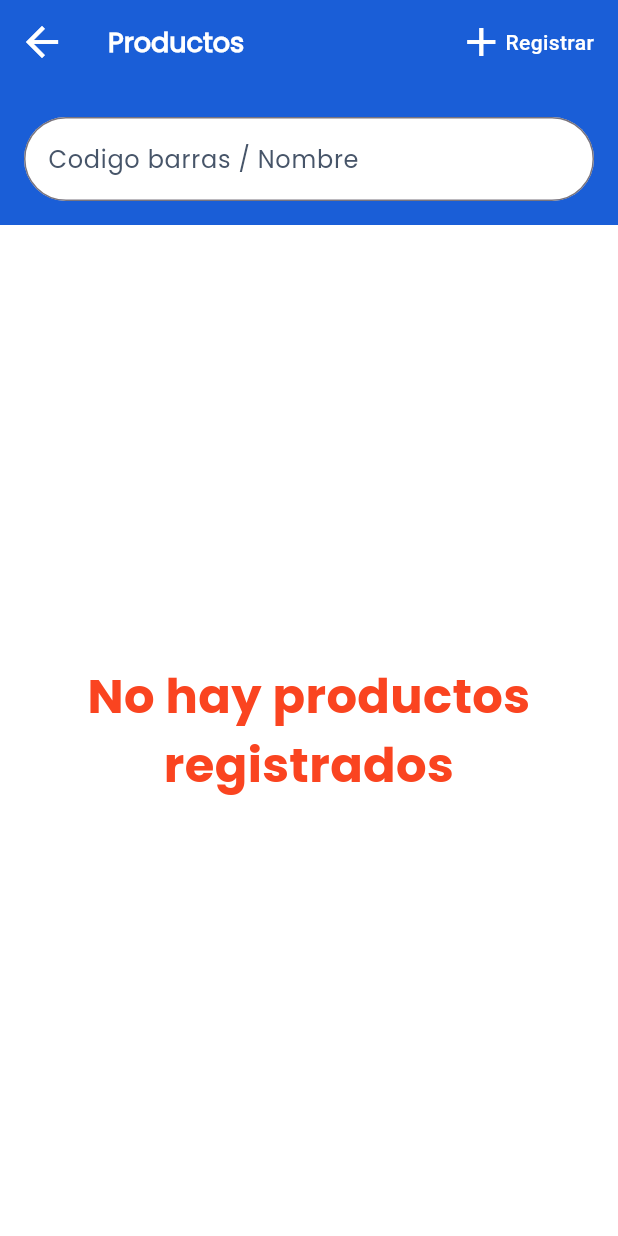
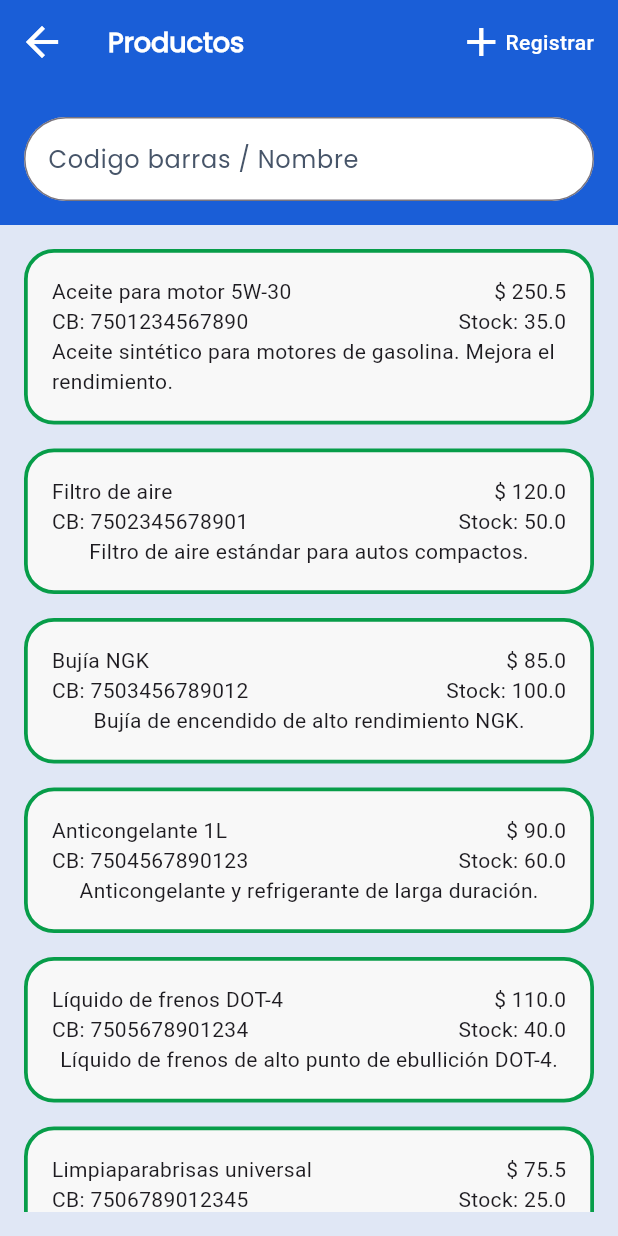
Before and after one commit to Sebastian-Q/frontend_sigaut, a Flutter app: the ProductsScreen screen opened by its route, on a phone screen of 412 x 824 dp. Run offline on Flutter 3.47's test engine with Material 3 defaults, Android fonts, the phone set to English and light mode, and no system bars; our stand-ins replace dotted_border, equatable, flutter_bloc, flutter_svg, shared_preferences; accounts and stored records are empty; network calls fail; Roboto replaces fonts that are missing (poppins_medium).

Commit message:
Modificaciones vista productos

```diff
--- a/lib/views/screen/products_screen.dart
+++ b/lib/views/screen/products_screen.dart
@@ -18,7 +18,81 @@ class ProductsScreen extends StatefulWidget {
 
 class _ProductsScreenState extends State<ProductsScreen> {
   ProductBloc productBloc = ProductBloc();
-  List<ProductModel> listProducts = [];
+  List<ProductModel> listProducts = [
+    ProductModel()
+      ..id = 1
+      ..name = "Aceite para motor 5W-30"
+      ..price = 250.50
+      ..barCode = "7501234567890"
+      ..description = "Aceite sintético para motores de gasolina. Mejora el rendimiento."
+      ..stock = 35
+      ..quantityMinima = 5
+      ..accountSale = 10,
+    ProductModel()
+      ..id = 2
+      ..name = "Filtro de aire"
+      ..price = 120.00
+      ..barCode = "7502345678901"
+      ..description = "Filtro de aire estándar para autos compactos."
+      ..stock = 50
+      ..quantityMinima = 8
+      ..accountSale = 15,
+    ProductModel()
+      ..id = 3
+      ..name = "Bujía NGK"
+      ..price = 85.00
+      ..barCode = "7503456789012"
+      ..description = "Bujía de encendido de alto rendimiento NGK."
+      ..stock = 100
+      ..quantityMinima = 10
+      ..accountSale = 25,
+    ProductModel()
+      ..id = 4
+      ..name = "Anticongelante 1L"
+      ..price = 90.00
+      ..barCode = "7504567890123"
+      ..description = "Anticongelante y refrigerante de larga duración."
+      ..stock = 60
+      ..quantityMinima = 5
+      ..accountSale = 18,
+    ProductModel()
+      ..id = 5
+      ..name = "Líquido de frenos DOT-4"
+      ..price = 110.00
+      ..barCode = "7505678901234"
+      ..description = "Líquido de frenos de alto punto de ebullición DOT-4."
+      ..stock = 40
+      ..quantityMinima = 6
+      ..accountSale = 12,
+    ProductModel()
+      ..id = 6
+      ..name = "Limpiaparabrisas universal"
+      ..price = 75.50
+      ..barCode = "7506789012345"
+      ..description = "Par de limpiaparabrisas de 21 pulgadas, modelo universal."
+      ..stock = 25
+      ..quantityMinima = 4
+      ..accountSale = 8,
+    ProductModel()
+      ..id = 7
+      ..name = "Batería 12V 600A"
+      ..price = 1450.00
+      ..barCode = "7507890123456"
+      ..description = "Batería automotriz de alto desempeño, libre de mantenimiento."
+      ..stock = 10
+      ..quantityMinima = 2
+      ..accountSale = 3,
+    ProductModel()
+      ..id = 8
+      ..name = "Juego de pastillas de freno"
+      ..price = 320.00
+      ..barCode = "7508901234567"
+      ..description = "Pastillas de freno cerámicas, compatibles con sedanes compactos."
+      ..stock = 20
+      ..quantityMinima = 5
+      ..accountSale = 7,
+  ];
+
 
   @override
   void initState() {
@@ -58,7 +132,7 @@ class _ProductsScreenState extends State<ProductsScreen> {
 
           if (state is AllProductsState) {
             setState(() {
-              listProducts = state.listProducts;
+              //listProducts = state.listProducts;
             });
           }
         },
@@ -81,17 +155,61 @@ class _ProductsScreenState extends State<ProductsScreen> {
   }
 
   Widget get body {
+    debugPrint("listProducts.isNotEmpty: ${listProducts.toList()}");
+    debugPrint("listProducts.isNotEmpty: ${listProducts.length}");
     debugPrint("listProducts.isNotEmpty: ${listProducts.isNotEmpty}");
 
     if (listProducts.isNotEmpty) {
-      return ListView.builder(
+      return Container(
+        padding: EdgeInsets.only(bottom: 16),
+        color: Theme.of(context).colorScheme.segundoBackground,
+        child: ListView.builder(
           itemCount: listProducts.length,
+          shrinkWrap: true,
+          physics: const NeverScrollableScrollPhysics(),
           itemBuilder: (context, item) {
+            ProductModel product = listProducts[item];
+
             return Padding(
               padding: const EdgeInsets.only(left: 16, top: 16, right: 16),
+              child: Container(
+                decoration: BoxDecoration(
+                  color: Theme.of(context).colorScheme.quinaryBackground,
+                  borderRadius: BorderRadius.circular(20),
+                  border: Border.all(
+                      color: Theme.of(context).colorScheme.primeroBorder,
+                      width: 2.5
+                  ),
+                ),
+                padding: EdgeInsets.all(16),
+                child: Column(
+                  mainAxisSize: MainAxisSize.min,
+                  children: [
+                    Row(
+                      mainAxisAlignment: MainAxisAlignment.spaceBetween,
+                      children: [
+                        Text(product.name),
 
+                        Text("\$ ${product.price}")
+                      ],
+                    ),
+                    Row(
+                      mainAxisAlignment: MainAxisAlignment.spaceBetween,
+                      children: [
+                        Text("CB: ${product.barCode}"),
+
+                        Text("Stock: ${product.stock}")
+                      ],
+                    ),
+                    Text(
+                        product.description
+                    ),
+                  ],
+                ),
+              ),
             );
           },
+        ),
       );
     }
     return Center(
```
Lines whose indentation alone changed are shown as unchanged.
